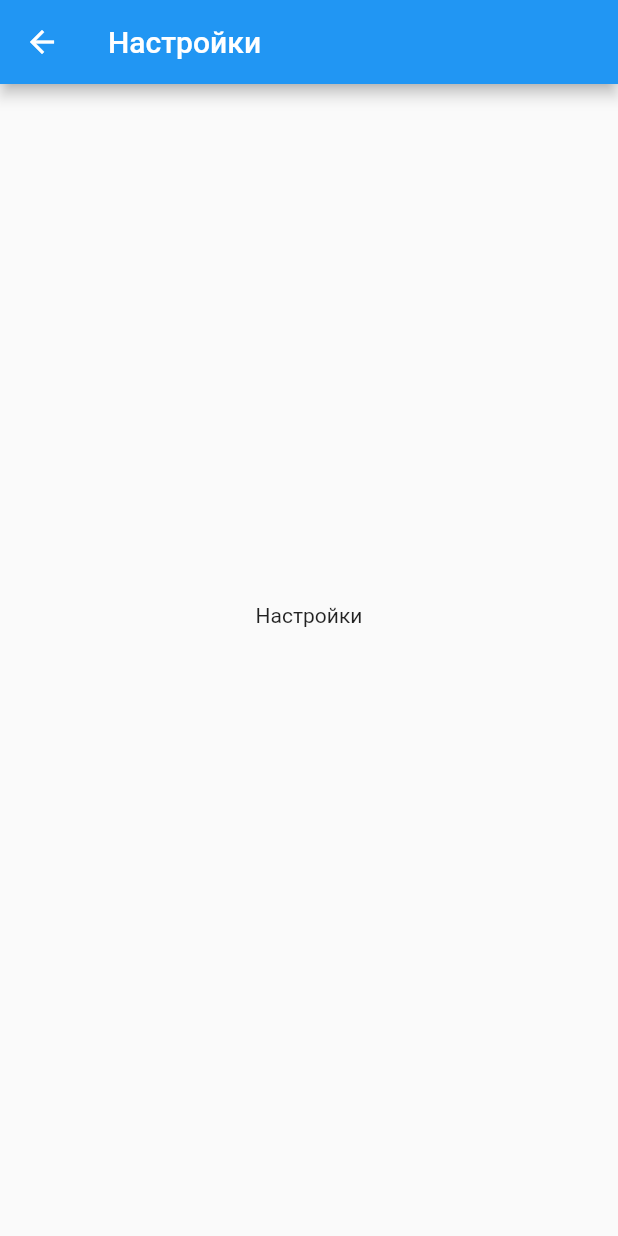
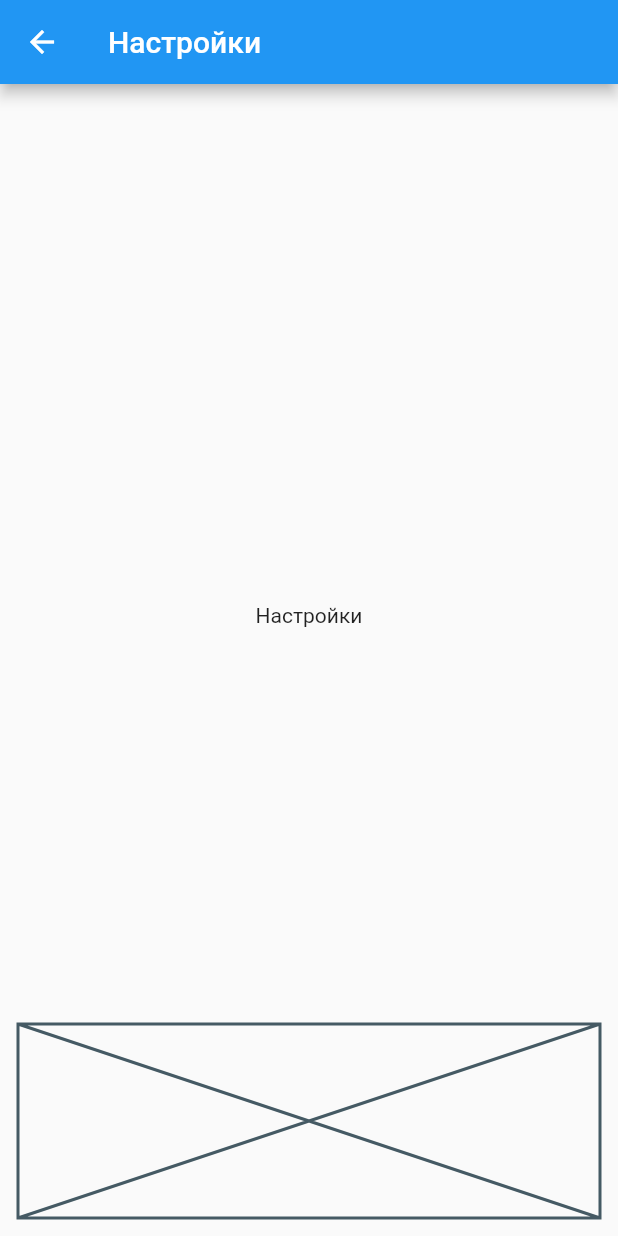
Before and after one commit to PlugFox/archive.router, a Flutter app: the screen it shows after launch, after a tap on the "settings" icon, on a phone screen of 412 x 824 dp. Run offline on Flutter 3.47's test engine with Material 2 defaults, Android fonts, the phone set to English and light mode, and no system bars; missing offline and left inert: dart:html.

Commit message:
[quickfix] added RouterDebugView

```diff
--- a/lib/src/common/router/router_delegate.dart
+++ b/lib/src/common/router/router_delegate.dart
@@ -1,3 +1,5 @@
+import 'dart:math' as math;
+
 import 'package:flutter/foundation.dart';
 import 'package:flutter/material.dart';
 import 'package:l/l.dart';
@@ -6,6 +8,7 @@ import 'package:router/src/common/router/navigator_observer.dart';
 import 'package:router/src/common/router/not_found_screen.dart';
 import 'package:router/src/common/router/pages_builder.dart';
 import 'package:router/src/common/router/router.dart';
+import 'package:router/src/common/widget/router_debug_view.dart';
 
 export 'package:router/src/common/router/configuration.dart';
 export 'package:router/src/common/router/navigator_observer.dart';
@@ -41,7 +44,17 @@ class AppRouterDelegate extends RouterDelegate<IRouteConfiguration> with ChangeN
       routerDelegate: this,
       child: PagesBuilder(
         configuration: configuration,
-        builder: (context, pages, child) => Navigator(
+        builder: (context, pages, child) {
+          // Вычисляем размеры и доступность отладочной вьюхи
+          final size = MediaQuery.of(context).size;
+          final padding = size.width < 400 ? 0.0 : 12.0;
+          final width = size.width - padding * 2;
+          final height = math.min<double>(400, width / 3);
+          final showDebugView = size.height / 2 > height;
+          return Stack(
+            children: <Widget>[
+              Positioned.fill(
+                child: Navigator(
                   transitionDelegate: const DefaultTransitionDelegate<Object?>(),
                   onUnknownRoute: _onUnknownRoute,
                   reportsRouteUpdateToEngine: true,
@@ -60,6 +73,18 @@ class AppRouterDelegate extends RouterDelegate<IRouteConfiguration> with ChangeN
                     return true;
                   },
                 ),
+              ),
+              if (showDebugView)
+                Positioned(
+                  left: padding,
+                  right: padding,
+                  bottom: padding,
+                  height: height,
+                  child: const RouterDebugView(),
+                ),
+            ],
+          );
+        },
       ),
     );
   }
--- /dev/null
+++ b/lib/src/common/widget/router_debug_view.dart
@@ -0,0 +1,51 @@
+import 'package:flutter/material.dart';
+
+@immutable
+class RouterDebugView extends StatefulWidget {
+  const RouterDebugView({
+    Key? key,
+  }) : super(key: key);
+
+  @override
+  State<RouterDebugView> createState() => _RouterDebugViewState();
+}
+
+class _RouterDebugViewState extends State<RouterDebugView> {
+  //region Lifecycle
+  @override
+  void initState() {
+    super.initState();
+    // Первичная инициализация виджета
+  }
+
+  @override
+  void didUpdateWidget(RouterDebugView oldWidget) {
+    super.didUpdateWidget(oldWidget);
+    // Конфигурация виджета изменилась
+  }
+
+  @override
+  void didChangeDependencies() {
+    super.didChangeDependencies();
+    // Изменилась конфигурация InheritedWidget'ов
+    // Также вызывается после initState, но до build'а
+  }
+
+  @override
+  void dispose() {
+    // Перманетное удаление стейта из дерева
+    super.dispose();
+  }
+  //endregion
+
+  @override
+  Widget build(BuildContext context) => Center(
+        child: AspectRatio(
+          aspectRatio: 3 / 1,
+          child: ColoredBox(
+            color: Theme.of(context).scaffoldBackgroundColor,
+            child: const Placeholder(),
+          ),
+        ),
+      );
+}
```
Also changed, not shown: 2 other files. Lines whose indentation alone changed are shown as unchanged.
